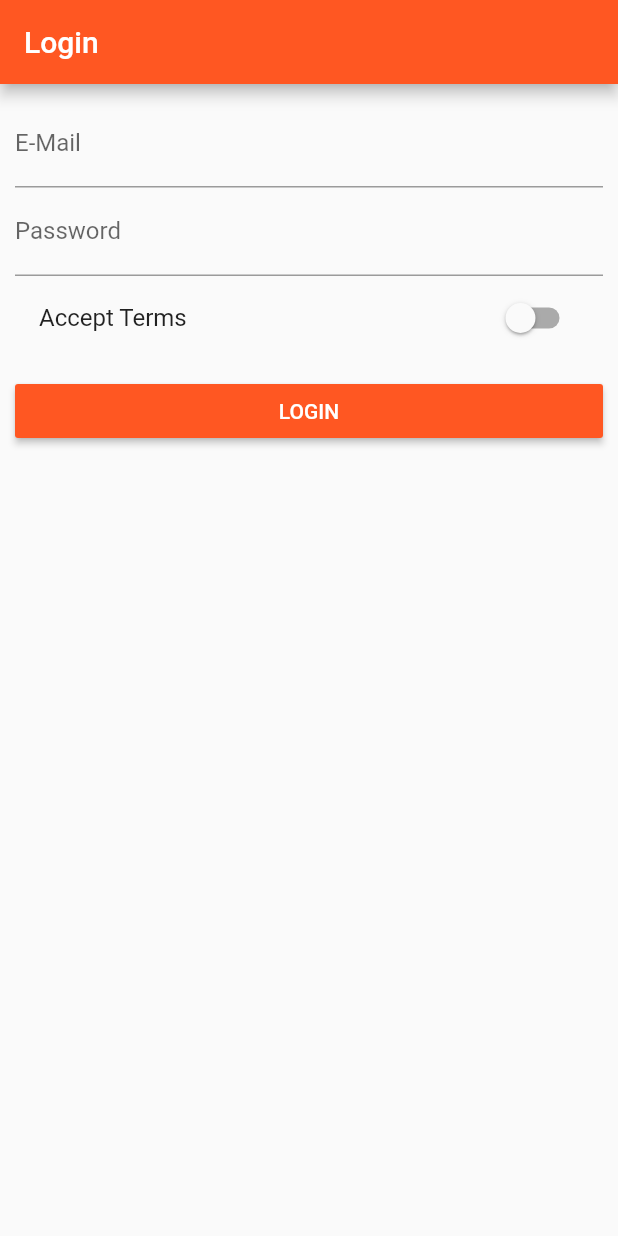
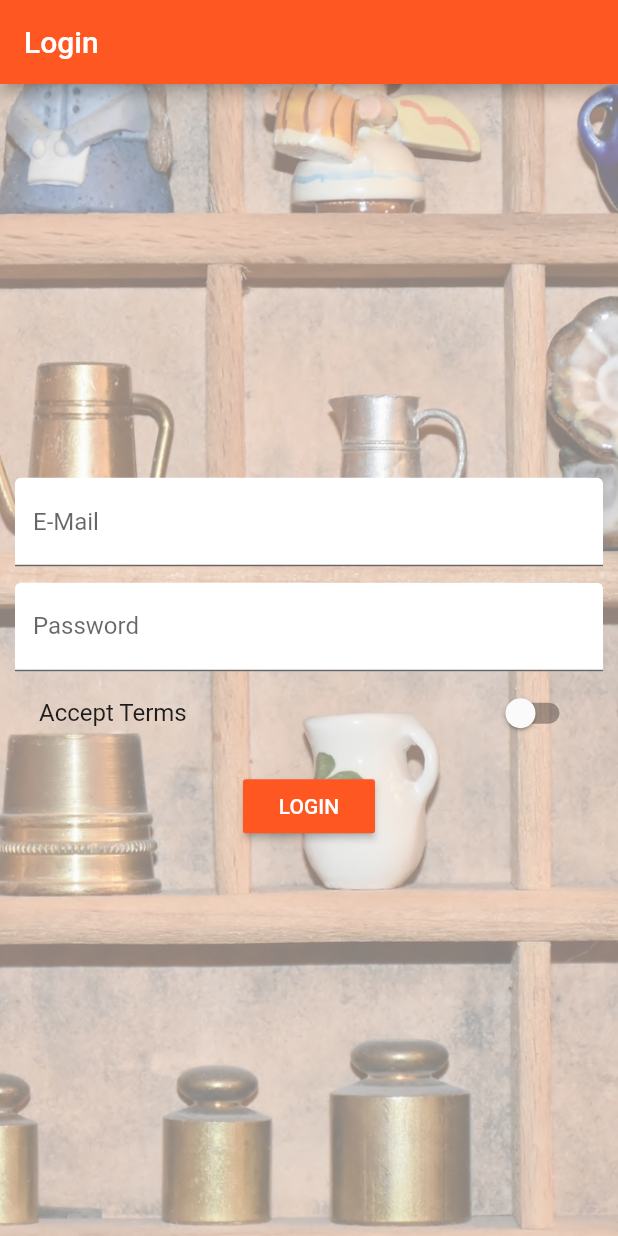
Before and after one commit to chgibb/hello-flutter, a Flutter app: the screen it shows after launch, on a phone screen of 412 x 824 dp. Run offline on Flutter 3.47's test engine with Material 2 defaults, Android fonts, the phone set to English and light mode, and no system bars.

Commit message:
step 110

```diff
--- a/lib/pages/auth.dart
+++ b/lib/pages/auth.dart
@@ -19,11 +19,24 @@ class _AuthPageState extends State<AuthPage> {
         title: Text('Login'),
       ),
       body: Container(
-        margin: EdgeInsets.all(10.0),
-        child: ListView(
+        decoration: BoxDecoration(
+          image: DecorationImage(
+            fit: BoxFit.cover,
+            colorFilter: ColorFilter.mode(
+                Colors.black.withOpacity(0.5), BlendMode.dstATop),
+            image: AssetImage('assets/background.jpg'),
+          ),
+        ),
+        padding: EdgeInsets.all(10.0),
+        child: Center(
+          child: SingleChildScrollView(
+            child: Column(
               children: <Widget>[
                 TextField(
-              decoration: InputDecoration(labelText: 'E-Mail'),
+                  decoration: InputDecoration(
+                      labelText: 'E-Mail',
+                      filled: true,
+                      fillColor: Colors.white),
                   keyboardType: TextInputType.emailAddress,
                   onChanged: (String value) {
                     setState(() {
@@ -31,8 +44,14 @@ class _AuthPageState extends State<AuthPage> {
                     });
                   },
                 ),
+                SizedBox(
+                  height: 10.9,
+                ),
                 TextField(
-              decoration: InputDecoration(labelText: 'Password'),
+                  decoration: InputDecoration(
+                      labelText: 'Password',
+                      filled: true,
+                      fillColor: Colors.white),
                   obscureText: true,
                   onChanged: (String value) {
                     setState(() {
@@ -65,6 +84,8 @@ class _AuthPageState extends State<AuthPage> {
               ],
             ),
           ),
+        ),
+      ),
     );
   }
 }
--- a/lib/pages/products_admin.dart
+++ b/lib/pages/products_admin.dart
@@ -22,6 +22,7 @@ class ProductsAdminPage extends StatelessWidget {
                 title: Text('Choose'),
               ),
               ListTile(
+                leading: Icon(Icons.shop),
                 title: Text('All Products'),
                 onTap: () {
                   Navigator.pushReplacementNamed(context, '/products');
```
Also changed, not shown: lib/pages/products.dart (+7 -0 lines), lib/products.dart (+46 -7 lines), pubspec.yaml (+6 -4 lines), assets/Oswald-Bold.ttf (added), assets/background.jpg (added). Lines whose indentation alone changed are shown as unchanged.
